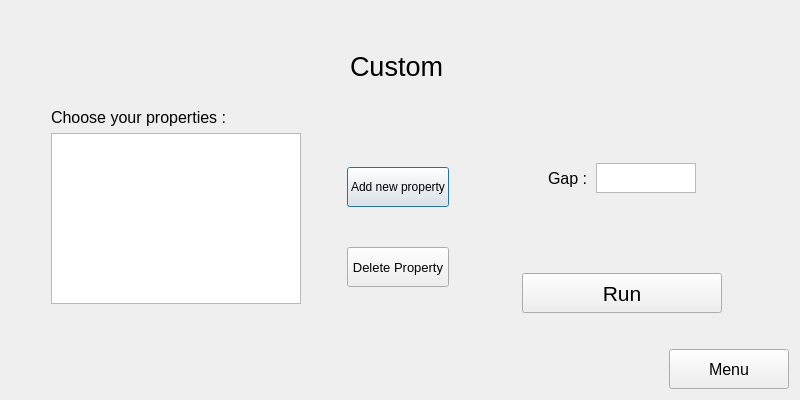
Old version of the form SemGridsMakerPyQt/view/viewUi/custom.ui in the repository guilhemelias/SemGrids-Maker.
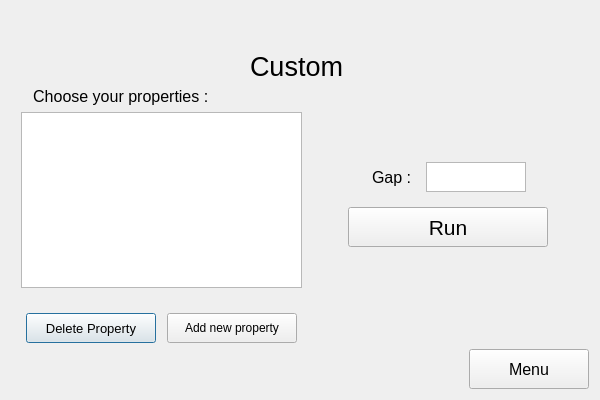
New version of the form.

The edit to the form file:
```diff
--- a/SemGridsMakerPyQt/view/viewUi/custom.ui
+++ b/SemGridsMakerPyQt/view/viewUi/custom.ui
@@ -6,19 +6,19 @@
    <rect>
     <x>0</x>
     <y>0</y>
-    <width>800</width>
+    <width>600</width>
     <height>400</height>
    </rect>
   </property>
   <property name="minimumSize">
    <size>
-    <width>800</width>
+    <width>600</width>
     <height>400</height>
    </size>
   </property>
   <property name="maximumSize">
    <size>
-    <width>800</width>
+    <width>600</width>
     <height>400</height>
    </size>
   </property>
@@ -101,32 +101,19 @@
      <property name="orientation">
       <enum>Qt::Vertical</enum>
      </property>
+     <property name="sizeType">
+      <enum>QSizePolicy::Preferred</enum>
+     </property>
      <property name="sizeHint" stdset="0">
       <size>
        <width>20</width>
-       <height>40</height>
+       <height>10</height>
       </size>
      </property>
     </spacer>
    </item>
    <item>
     <layout class="QHBoxLayout" name="horizontalLayout_6">
-     <item>
-      <spacer name="horizontalSpacer_8">
-       <property name="orientation">
-        <enum>Qt::Horizontal</enum>
-       </property>
-       <property name="sizeType">
-        <enum>QSizePolicy::Maximum</enum>
-       </property>
-       <property name="sizeHint" stdset="0">
-        <size>
-         <width>40</width>
-         <height>20</height>
-        </size>
-       </property>
-      </spacer>
-     </item>
      <item>
       <widget class="QLabel" name="label_3">
        <property name="font">
@@ -135,7 +122,7 @@
         </font>
        </property>
        <property name="text">
-        <string>Choose your properties :</string>
+        <string>     Choose your properties :</string>
        </property>
       </widget>
      </item>
@@ -143,56 +130,42 @@
    </item>
    <item>
     <layout class="QHBoxLayout" name="horizontalLayout_2">
+     <item>
+      <spacer name="horizontalSpacer_6">
+       <property name="orientation">
+        <enum>Qt::Horizontal</enum>
+       </property>
+       <property name="sizeType">
+        <enum>QSizePolicy::Preferred</enum>
+       </property>
+       <property name="sizeHint" stdset="0">
+        <size>
+         <width>10</width>
+         <height>10</height>
+        </size>
+       </property>
+      </spacer>
+     </item>
      <item>
       <layout class="QVBoxLayout" name="verticalLayout_5">
        <item>
-        <layout class="QHBoxLayout" name="horizontalLayout_8">
-         <item>
-          <spacer name="horizontalSpacer_7">
-           <property name="orientation">
-            <enum>Qt::Horizontal</enum>
-           </property>
-           <property name="sizeType">
-            <enum>QSizePolicy::Maximum</enum>
-           </property>
-           <property name="sizeHint" stdset="0">
-            <size>
-             <width>40</width>
-             <height>20</height>
-            </size>
-           </property>
-          </spacer>
-         </item>
-         <item>
           <widget class="QListWidget" name="listProperties">
            <property name="maximumSize">
             <size>
-             <width>250</width>
-             <height>16777215</height>
+           <width>300</width>
+           <height>200</height>
             </size>
            </property>
           </widget>
-         </item>
-         <item>
-          <spacer name="horizontalSpacer_6">
-           <property name="orientation">
-            <enum>Qt::Horizontal</enum>
-           </property>
-           <property name="sizeType">
-            <enum>QSizePolicy::Maximum</enum>
-           </property>
-           <property name="sizeHint" stdset="0">
-            <size>
-             <width>40</width>
-             <height>20</height>
-            </size>
-           </property>
-          </spacer>
-         </item>
-        </layout>
        </item>
        <item>
         <widget class="QLabel" name="labelError">
+         <property name="maximumSize">
+          <size>
+           <width>16777215</width>
+           <height>20</height>
+          </size>
+         </property>
          <property name="font">
           <font>
            <pointsize>8</pointsize>
@@ -206,10 +179,32 @@
          </property>
         </widget>
        </item>
-      </layout>
-     </item>
-     <item>
-      <layout class="QVBoxLayout" name="verticalLayout_3">
+       <item>
+        <layout class="QHBoxLayout" name="horizontalLayout_8">
+         <item>
+          <widget class="QPushButton" name="deleteButton">
+           <property name="minimumSize">
+            <size>
+             <width>0</width>
+             <height>30</height>
+            </size>
+           </property>
+           <property name="maximumSize">
+            <size>
+             <width>130</width>
+             <height>40</height>
+            </size>
+           </property>
+           <property name="font">
+            <font>
+             <pointsize>10</pointsize>
+            </font>
+           </property>
+           <property name="text">
+            <string>Delete Property</string>
+           </property>
+          </widget>
+         </item>
        <item>
         <widget class="QPushButton" name="addButton">
          <property name="minimumSize">
@@ -234,29 +229,7 @@
          </property>
         </widget>
        </item>
-       <item>
-        <widget class="QPushButton" name="deleteButton">
-         <property name="minimumSize">
-          <size>
-           <width>0</width>
-           <height>30</height>
-          </size>
-         </property>
-         <property name="maximumSize">
-          <size>
-           <width>130</width>
-           <height>40</height>
-          </size>
-         </property>
-         <property name="font">
-          <font>
-           <pointsize>10</pointsize>
-          </font>
-         </property>
-         <property name="text">
-          <string>Delete Property</string>
-         </property>
-        </widget>
+        </layout>
        </item>
       </layout>
      </item>
@@ -275,13 +248,19 @@
            <property name="spacing">
             <number>0</number>
            </property>
+           <property name="sizeConstraint">
+            <enum>QLayout::SetDefaultConstraint</enum>
+           </property>
            <property name="bottomMargin">
-            <number>30</number>
+            <number>20</number>
            </property>
            <item>
             <layout class="QHBoxLayout" name="horizontalLayout_7">
+             <property name="spacing">
+              <number>6</number>
+             </property>
              <property name="topMargin">
-              <number>30</number>
+              <number>50</number>
              </property>
              <item>
               <spacer name="horizontalSpacer_4">
@@ -359,12 +338,8 @@
              </property>
             </widget>
            </item>
-          </layout>
-         </item>
-        </layout>
-       </item>
        <item>
-        <layout class="QHBoxLayout" name="horizontalLayout_4">
+            <layout class="QHBoxLayout" name="horizontalLayout_9">
          <item>
           <widget class="QPushButton" name="runCustomButton">
            <property name="minimumSize">
@@ -391,10 +366,6 @@
          </item>
         </layout>
        </item>
-      </layout>
-     </item>
-    </layout>
-   </item>
    <item>
     <spacer name="verticalSpacer">
      <property name="orientation">
@@ -407,6 +378,17 @@
       </size>
      </property>
     </spacer>
+           </item>
+          </layout>
+         </item>
+        </layout>
+       </item>
+       <item>
+        <layout class="QHBoxLayout" name="horizontalLayout_4"/>
+       </item>
+      </layout>
+     </item>
+    </layout>
    </item>
    <item>
     <layout class="QHBoxLayout" name="horizontalLayout_3">
```
Lines whose indentation alone changed are shown as unchanged.
